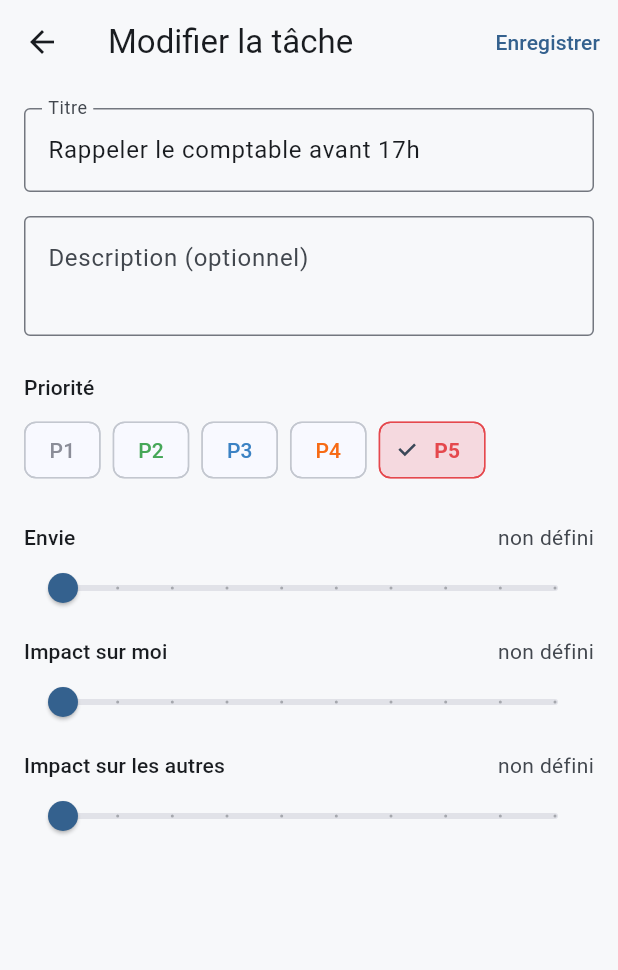
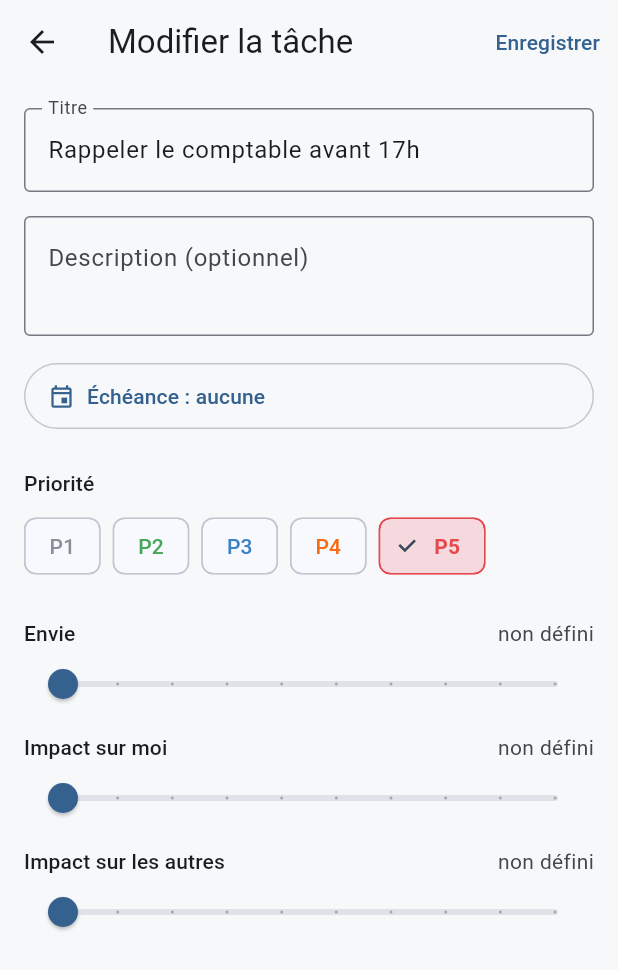
Before and after one commit to slashome/loop, a Flutter app: the screen it shows after launch, after a tap on "P5", on a phone screen of 412 x 824 dp. Shown: the top 970 px of the screen. Run offline on Flutter 3.47's test engine with Material 3 defaults, Android fonts, the phone set to English and light mode, and no system bars; our stand-ins replace drift, drift_flutter, flutter_riverpod; accounts and stored records are empty; generated files the repository leaves out were written again.

Commit message:
Édition : ajoute l'échéance (dueAt) + indicateur de récurrence
- Sélecteur date+heure pour l'échéance (effaçable) ; applyEdit gère dueAt.
- Bannière quand la tâche est une occurrence de récurrence (édition de la
  répétition renvoyée à l'onglet Repeats, à venir).
- Test occurrences découplé des fixtures (récurrences de contrôle insérées
  directement). 25 tests verts.

Co-Authored-By: Claude Opus 4.8 (1M context) <noreply@anthropic.com>

```diff
--- a/lib/src/features/tasks/data/task_repository.dart
+++ b/lib/src/features/tasks/data/task_repository.dart
@@ -47,6 +47,7 @@ class TaskRepository {
     double? envie,
     double? impactSelf,
     double? impactOthers,
+    DateTime? dueAt,
   }) async {
     await (_db.update(_db.taskRows)..where((t) => t.id.equals(id))).write(
       TaskRowsCompanion(
@@ -56,6 +57,7 @@ class TaskRepository {
         envie: Value(envie),
         impactSelf: Value(impactSelf),
         impactOthers: Value(impactOthers),
+        dueAt: Value(dueAt),
         updatedAt: Value(DateTime.now()),
       ),
     );
--- a/lib/src/features/tasks/presentation/task_edit_view.dart
+++ b/lib/src/features/tasks/presentation/task_edit_view.dart
@@ -34,6 +34,7 @@ class _TaskEditViewState extends ConsumerState<TaskEditView> {
   double? _envie; // 0..1
   double? _impactSelf;
   double? _impactOthers;
+  DateTime? _dueAt;
 
   @override
   void initState() {
@@ -45,6 +46,33 @@ class _TaskEditViewState extends ConsumerState<TaskEditView> {
     _envie = task.envie;
     _impactSelf = task.impactSelf;
     _impactOthers = task.impactOthers;
+    _dueAt = task.dueAt;
+  }
+
+  Future<void> _pickDueAt() async {
+    final now = DateTime.now();
+    final base = _dueAt ?? now;
+    final date = await showDatePicker(
+      context: context,
+      initialDate: base,
+      firstDate: DateTime(now.year - 1),
+      lastDate: DateTime(now.year + 5),
+    );
+    if (date == null || !mounted) return;
+    final time = await showTimePicker(
+      context: context,
+      initialTime: TimeOfDay.fromDateTime(base),
+    );
+    if (!mounted) return;
+    setState(() {
+      _dueAt = DateTime(
+        date.year,
+        date.month,
+        date.day,
+        time?.hour ?? 0,
+        time?.minute ?? 0,
+      );
+    });
   }
 
   @override
@@ -71,6 +99,7 @@ class _TaskEditViewState extends ConsumerState<TaskEditView> {
           envie: _envie,
           impactSelf: _impactSelf,
           impactOthers: _impactOthers,
+          dueAt: _dueAt,
         );
     Navigator.of(context).pop();
   }
@@ -94,6 +123,28 @@ class _TaskEditViewState extends ConsumerState<TaskEditView> {
       body: ListView(
         padding: const EdgeInsets.all(16),
         children: [
+          if (widget.task.recurrenceId != null) ...[
+            Card(
+              color: theme.colorScheme.secondaryContainer,
+              elevation: 0,
+              child: const Padding(
+                padding: EdgeInsets.all(12),
+                child: Row(
+                  children: [
+                    Icon(Icons.repeat, size: 20),
+                    SizedBox(width: 8),
+                    Expanded(
+                      child: Text(
+                        'Occurrence d\'une récurrence. La répétition se gérera '
+                        'dans l\'onglet Repeats (à venir).',
+                      ),
+                    ),
+                  ],
+                ),
+              ),
+            ),
+            const SizedBox(height: 16),
+          ],
           TextField(
             controller: _title,
             decoration: const InputDecoration(
@@ -112,6 +163,12 @@ class _TaskEditViewState extends ConsumerState<TaskEditView> {
               border: OutlineInputBorder(),
               alignLabelWithHint: true,
             ),
+          ),
+          const SizedBox(height: 16),
+          _DueAtTile(
+            dueAt: _dueAt,
+            onPick: _pickDueAt,
+            onClear: () => setState(() => _dueAt = null),
           ),
           const SizedBox(height: 24),
           Text('Priorité', style: theme.textTheme.titleSmall),
@@ -198,6 +255,55 @@ class _PrioritySelector extends StatelessWidget {
   }
 }
 
+/// Ligne « Échéance » : affiche la date/heure ou « aucune », permet de la
+/// choisir ou de l'effacer.
+class _DueAtTile extends StatelessWidget {
+  const _DueAtTile({
+    required this.dueAt,
+    required this.onPick,
+    required this.onClear,
+  });
+
+  final DateTime? dueAt;
+  final VoidCallback onPick;
+  final VoidCallback onClear;
+
+  @override
+  Widget build(BuildContext context) {
+    final theme = Theme.of(context);
+    return OutlinedButton.icon(
+      onPressed: onPick,
+      icon: const Icon(Icons.event_outlined),
+      style: OutlinedButton.styleFrom(
+        alignment: Alignment.centerLeft,
+        padding: const EdgeInsets.symmetric(horizontal: 16, vertical: 12),
+        side: BorderSide(color: theme.colorScheme.outlineVariant),
+      ),
+      label: Row(
+        children: [
+          Expanded(
+            child: Text(
+              dueAt == null
+                  ? 'Échéance : aucune'
+                  : 'Échéance : ${_fmt(dueAt!)}',
+            ),
+          ),
+          if (dueAt != null)
+            GestureDetector(
+              onTap: onClear,
+              child: const Icon(Icons.close, size: 18),
+            ),
+        ],
+      ),
+    );
+  }
+
+  static String _fmt(DateTime d) {
+    String two(int n) => n.toString().padLeft(2, '0');
+    return '${two(d.day)}/${two(d.month)}/${d.year} ${two(d.hour)}:${two(d.minute)}';
+  }
+}
+
 /// Slider 1..10 nullable. Bouton pour effacer (repasser à « non défini »).
 class _TenPointSlider extends StatelessWidget {
   const _TenPointSlider({
```
Also changed, not shown: 1 other file.
